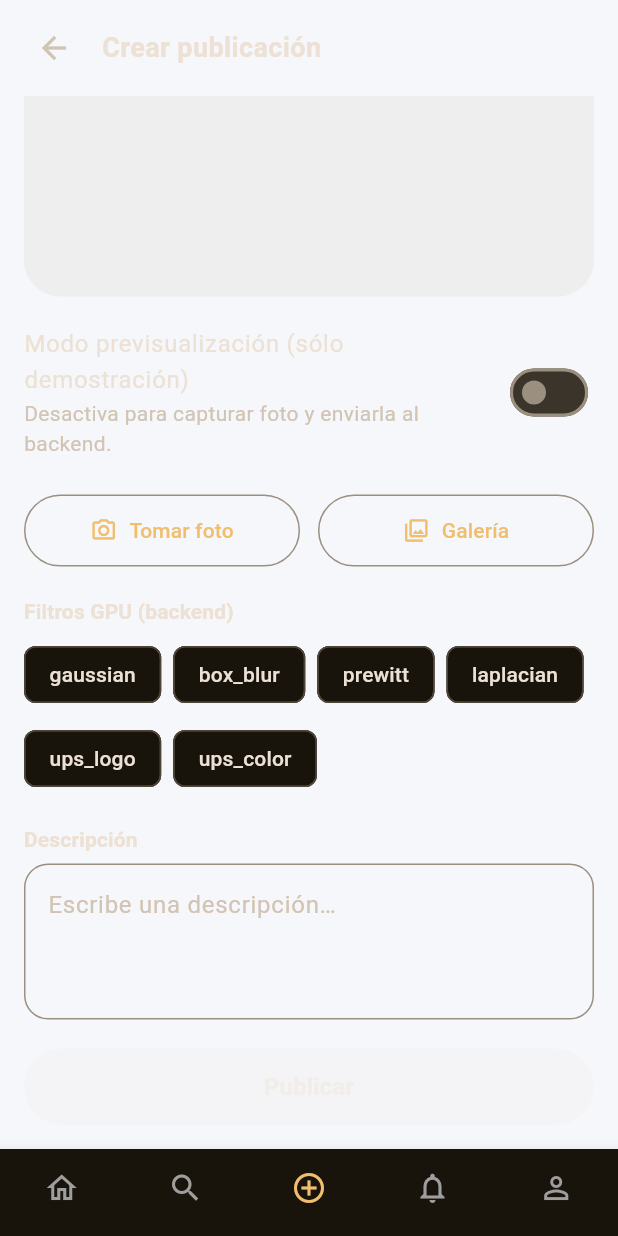
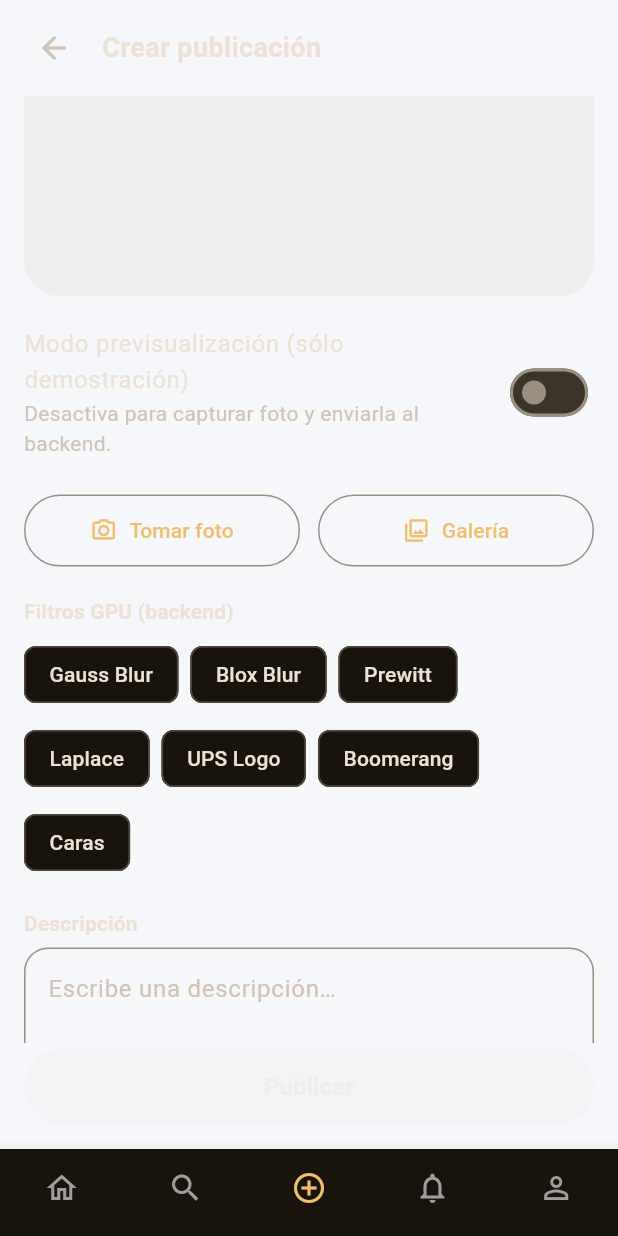
Before and after one commit to HenryGranda/UPSGlam-2.0, a Flutter app: the UPSGlamShell screen opened directly, item 3 of the bottom bar chosen, scrolled down 373 dp, on a phone screen of 412 x 824 dp. Run offline on Flutter 3.47's test engine with Material 3 defaults, Android fonts, the phone set to English and light mode, and no system bars; our stand-ins replace camera, image_picker, permission_handler, shared_preferences; accounts and stored records are empty.

```diff
--- a/filter_preview_app/lib/utils/local_filters.dart
+++ b/filter_preview_app/lib/utils/local_filters.dart
@@ -652,6 +652,7 @@
         return applyBloxBlur(working, radius: 3, passes: 1);
       case 'ups_logo':
         return applyUpsLogo(working);
+      case 'ups_color':
       case 'boomerang':
         return applyBoomerang(working);
       case 'caras':
@@ -691,6 +692,7 @@
       'prewitt': 'Prewitt (Bordes)',
       'laplacian': 'Laplace (Bordes)',
       'ups_logo': 'UPS Logo',
+      'ups_color': 'Boomerang',
       'boomerang': 'Boomerang',
       'caras': 'Caras',
     };
--- a/mobile_app/lib/screens/home/create_post_view.dart
+++ b/mobile_app/lib/screens/home/create_post_view.dart
@@ -33,14 +33,15 @@
   bool _publishing = false;
   bool _previewEnabled = false;
 
-  /// Filtros tal cual los espera el backend
-  final List<String> _filters = [
-    'gaussian',
-    'box_blur',
-    'prewitt',
-    'laplacian',
-    'ups_logo',
-    'ups_color',
+  /// Filtros tal cual los espera el backend + nombre amigable
+  final List<Map<String, String>> _filterOptions = [
+    {'code': 'gaussian', 'label': 'Gauss Blur'},
+    {'code': 'box_blur', 'label': 'Blox Blur'},
+    {'code': 'prewitt', 'label': 'Prewitt'},
+    {'code': 'laplacian', 'label': 'Laplace'},
+    {'code': 'ups_logo', 'label': 'UPS Logo'},
+    {'code': 'ups_color', 'label': 'Boomerang'},
+    {'code': 'caras', 'label': 'Caras'},
   ];
 
   String? _selectedFilter; // este string va directo al backend
@@ -243,10 +244,11 @@
                   Wrap(
                     spacing: 8,
                     runSpacing: 8,
-                    children: _filters.map((code) {
+                    children: _filterOptions.map((filter) {
+                      final code = filter['code']!;
                       final selected = _selectedFilter == code;
                       return ChoiceChip(
-                        label: Text(code),
+                        label: Text(filter['label']!),
                         selected: selected,
                         onSelected: (_) {
                           setState(() {
```
